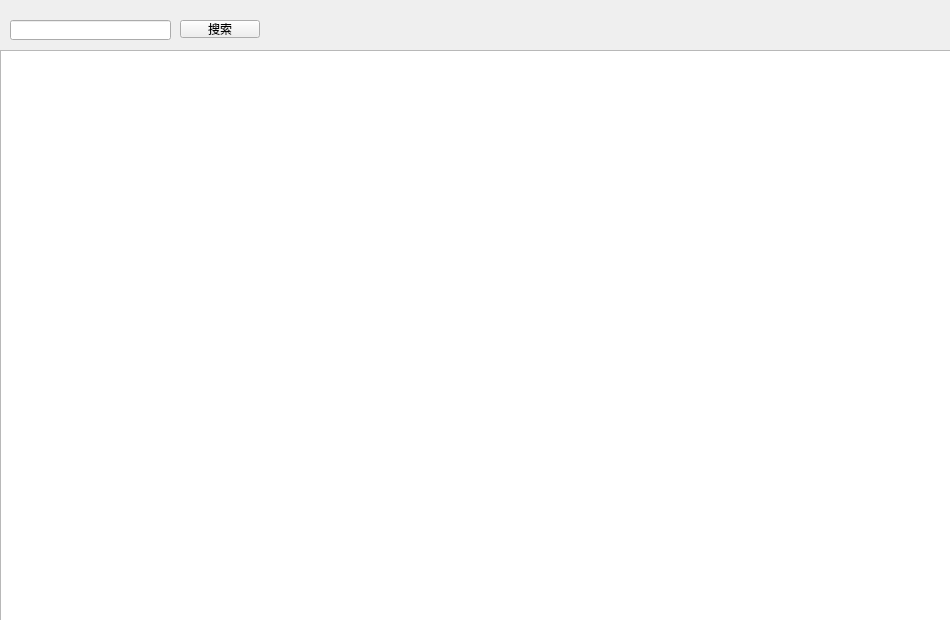
The window that UIclass/withdraw.ui (droplazy/Mvision_server) describes before a commit, drawn with Qt 5.
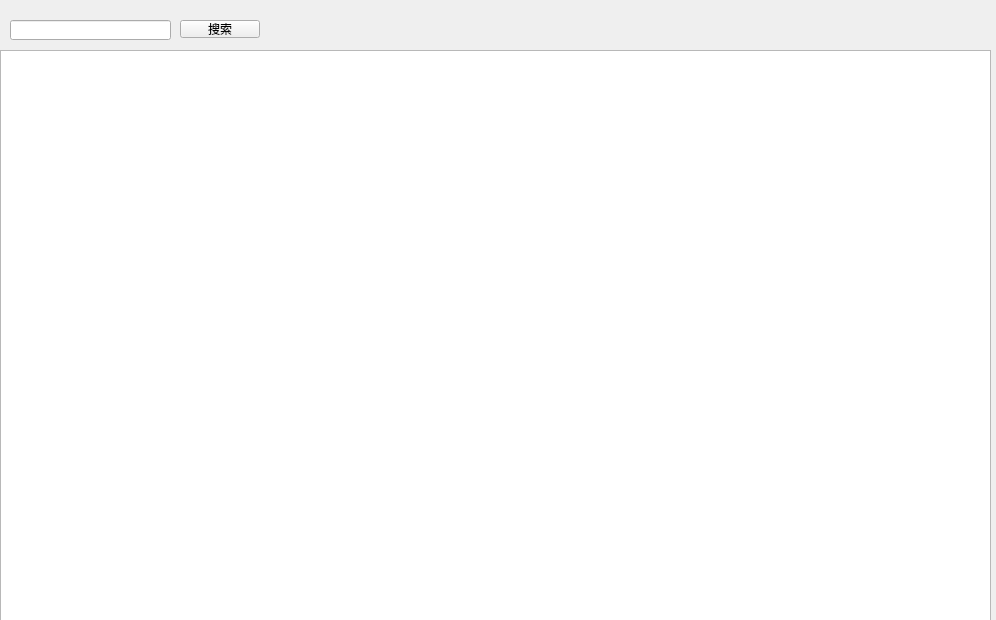
The same window after the commit.

```diff
--- a/UIclass/withdraw.ui
+++ b/UIclass/withdraw.ui
@@ -6,7 +6,7 @@
    <rect>
     <x>0</x>
     <y>0</y>
-    <width>950</width>
+    <width>996</width>
     <height>620</height>
    </rect>
   </property>
@@ -18,7 +18,7 @@
     <rect>
      <x>0</x>
      <y>50</y>
-     <width>951</width>
+     <width>991</width>
      <height>571</height>
     </rect>
    </property>
```
